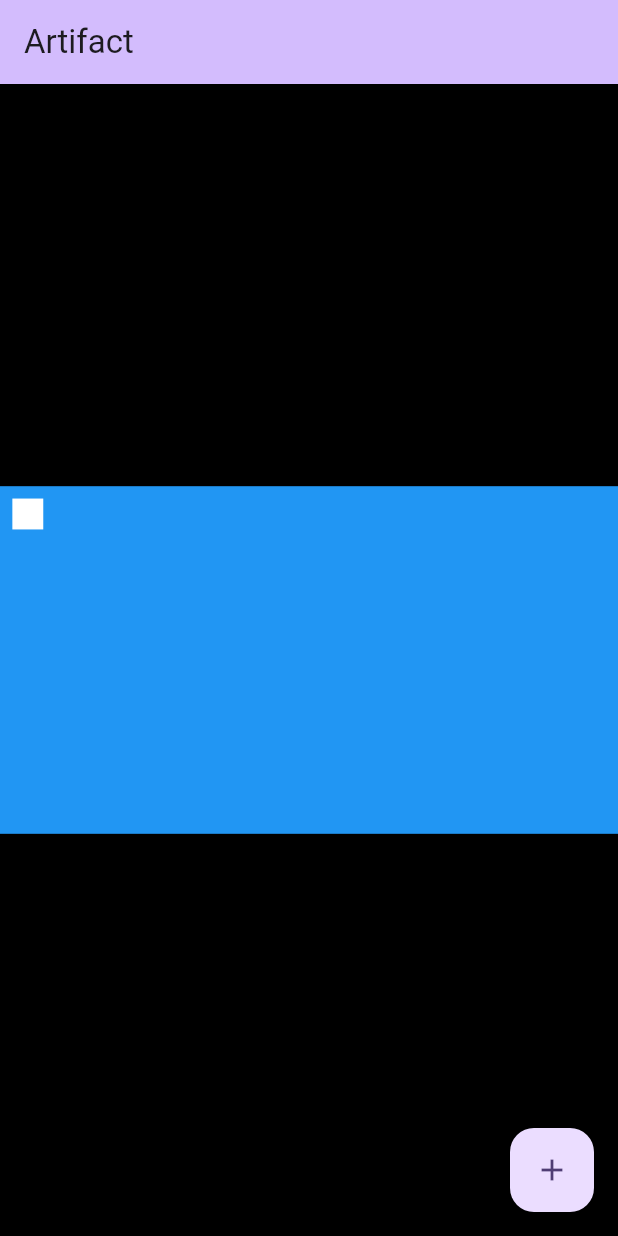
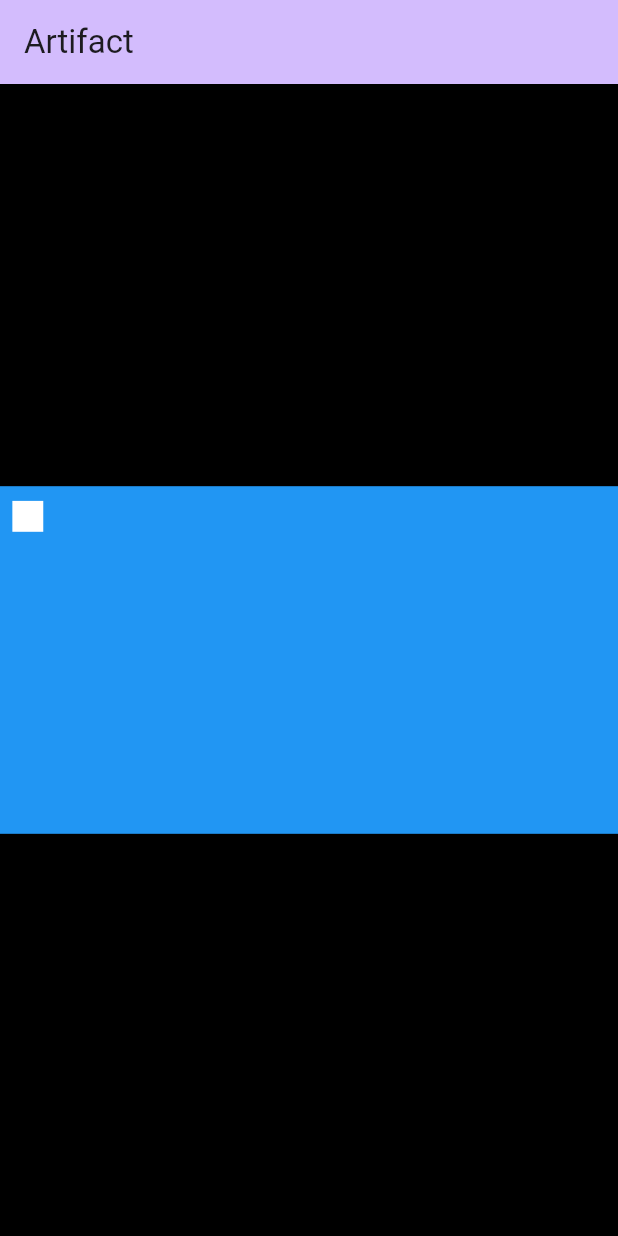
Before and after one commit to ChickenChunk579/Artifact, a Flutter app: the screen it shows after launch, on a phone screen of 412 x 824 dp. Run offline on Flutter 3.47's test engine with Material 3 defaults, Android fonts, the phone set to English and light mode, and no system bars.

Commit message:
Make rect fall

```diff
--- a/lib/main.dart
+++ b/lib/main.dart
@@ -1,11 +1,12 @@
 import 'package:flutter/material.dart';
+import 'package:flutter/scheduler.dart';
 
 void main() {
-  runApp(const MyApp());
+  runApp(MyApp());
 }
 
 class MyApp extends StatelessWidget {
-  const MyApp({super.key});
+  MyApp({super.key});
 
   // This widget is the root of your application.
   @override
@@ -31,33 +32,41 @@ class MyHomePage extends StatefulWidget {
 }
 
 class MyPainter extends CustomPainter {
+  static double px = 2;
+  static double py = 2;
+
   @override
   void paint(Canvas canvas, Size size) {
     final clearPaint = Paint()
       ..color = Colors.blue
       ..style = PaintingStyle.fill;
+
     final rectPaint = Paint()
       ..color = Colors.white
       ..style = PaintingStyle.fill;
     canvas.drawRect(Rect.fromLTWH(0, 0, size.width, size.height), clearPaint);
 
     canvas.drawRect(
-        Rect.fromLTWH(2 * (size.width / 100), 2 * (size.width / 100),
+        Rect.fromLTWH(px * (size.width / 100), py * (size.width / 100),
             0.5 * (size.width / 10), 0.5 * (size.width / 10)),
         rectPaint);
+
+    py = py + 0.01;
   }
 
   @override
-  bool shouldRepaint(covariant CustomPainter oldDelegate) => false;
+  bool shouldRepaint(covariant CustomPainter oldDelegate) => true;
 }
 
-class _MyHomePageState extends State<MyHomePage> {
-  int _counter = 0;
-
-  void _incrementCounter() {
-    setState(() {
-      _counter++;
+class _MyHomePageState extends State<MyHomePage> with TickerProviderStateMixin {
+  @override
+  void initState() {
+    SchedulerBinding.instance.addPersistentFrameCallback((timeStamp) {
+      // Your frame update logic here
+      setState(() {}); // Force rebuild
+      SchedulerBinding.instance.scheduleFrame();
     });
+    super.initState();
   }
 
   @override
@@ -74,19 +83,11 @@ class _MyHomePageState extends State<MyHomePage> {
               child: Center(
                 child: AspectRatio(
                   aspectRatio: 16 / 9,
-                  child: CustomPaint(
-                    painter: MyPainter(),
-                  ),
+                  child: CustomPaint(painter: MyPainter()),
                 ),
               )),
         )
       ]),
-
-      floatingActionButton: FloatingActionButton(
-        onPressed: _incrementCounter,
-        tooltip: 'Increment',
-        child: const Icon(Icons.add),
-      ), // This trailing comma makes auto-formatting nicer for build methods.
     );
   }
 }
```
